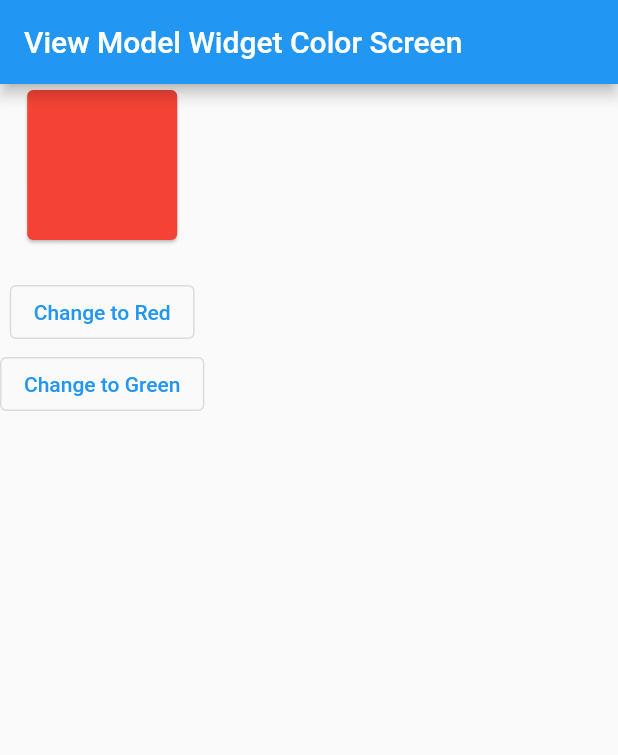
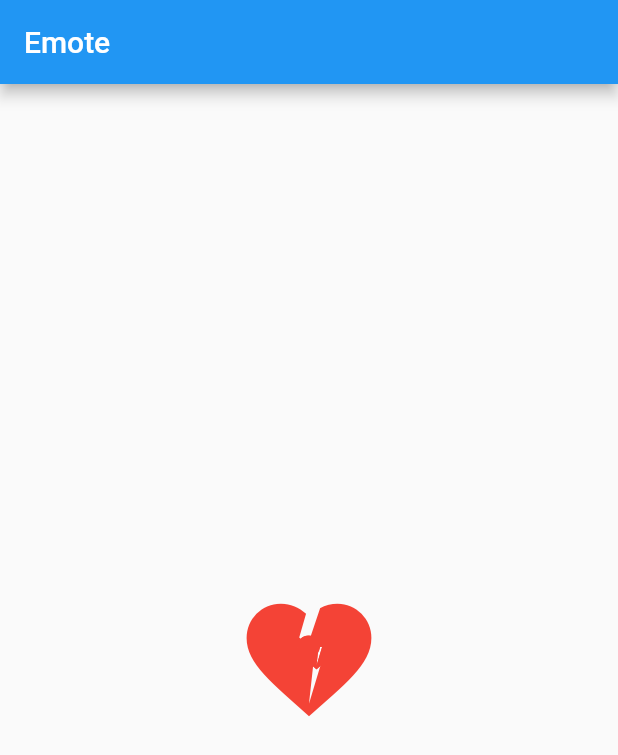
Before and after one commit to root137/state_management, a Flutter app: the screen it shows after launch, on a phone screen of 412 x 824 dp. Shown: the top 755 px of the screen. Run offline on Flutter 3.47's test engine with Material 2 defaults, Android fonts, the phone set to English and light mode, and no system bars; our stand-ins replace flutter_bloc, stacked.

Commit message:
stacked example emote flow

```diff
--- a/lib/main.dart
+++ b/lib/main.dart
@@ -1,10 +1,8 @@
 import 'package:flutter/material.dart';
 import 'package:flutter_bloc/flutter_bloc.dart';
-import 'package:stacked/stacked.dart';
 import 'package:state_management/stateManagement/bloc/blocObserver/my_bloc_observer.dart';
 import 'package:state_management/stateManagement/bloc/realBloc/color_bloc.dart';
-import 'package:state_management/stateManagement/stacked/color_view_model.dart';
-import 'package:state_management/stateManagement/stacked/color_with_view_model_widget_screen.dart';
+import 'package:state_management/stateManagement/example/emote_screen.dart';
 
 void main() {
   ///setting my bloc observer here...
@@ -29,13 +27,13 @@ class MyApp extends StatelessWidget {
         theme: ThemeData(
           primarySwatch: Colors.blue,
         ),
-        home: ViewModelBuilder<ColorViewModel>.nonReactive(
+        /*home: ViewModelBuilder<ColorViewModel>.nonReactive(
           viewModelBuilder: () => ColorViewModel(),
           builder: (context, viewModel, child) {
             return ColorWithViewModelWidgetScreen();
           },
-        ),
-        // home: ReactiveColorScreen(),
+        ),*/
+        home: EmoteScreen(),
       ),
     );
   }
--- /dev/null
+++ b/lib/stateManagement/example/emote_screen.dart
@@ -0,0 +1,77 @@
+import 'package:flutter/material.dart';
+import 'package:stacked/stacked.dart';
+import 'package:state_management/stateManagement/example/emote_view_model.dart';
+
+class EmoteScreen extends StatelessWidget {
+  const EmoteScreen({Key? key}) : super(key: key);
+
+  @override
+  Widget build(BuildContext context) {
+    return Scaffold(
+      appBar: AppBar(
+        title: Text('Emote'),
+      ),
+      body: Center(
+        child: ViewModelBuilder<EmoteViewModel>.reactive(
+          viewModelBuilder: () => EmoteViewModel(),
+          builder: (context, viewModel, child) {
+            return Stack(
+              alignment: Alignment.center,
+              children: [
+                Container(
+                  width: 300,
+                  height: 300,
+                  color: Colors.transparent,
+                ),
+                GestureDetector(
+                  onTap: () {
+                    if (viewModel.expand) {
+                      viewModel.collapseHeart();
+                    } else {
+                      viewModel.expandHeart();
+                    }
+                  },
+                  child: Icon(
+                    Icons.heart_broken,
+                    color: Colors.red,
+                    size: 100,
+                  ),
+                ),
+                AnimatedPositioned(
+                  duration: const Duration(milliseconds: 400),
+                  right: viewModel.expand ? 80 : 130,
+                  top: viewModel.expand ? 60 : 130,
+                  child: Icon(
+                    Icons.heart_broken,
+                    color: Colors.red,
+                    size: 30,
+                  ),
+                ),
+                AnimatedPositioned(
+                  duration: const Duration(milliseconds: 400),
+                  top: viewModel.expand ? 40 : 130,
+                  right: viewModel.expand ? 140 : 130,
+                  child: Icon(
+                    Icons.heart_broken,
+                    color: Colors.red,
+                    size: 30,
+                  ),
+                ),
+                AnimatedPositioned(
+                  duration: const Duration(milliseconds: 400),
+                  top: viewModel.expand ? 60 : 130,
+                  left: viewModel.expand ? 80 : 130,
+                  child: Icon(
+                    Icons.heart_broken,
+                    color: Colors.red,
+                    size: 30,
+                  ),
+                ),
+              ],
+            );
+          },
+        ),
+      ),
+    );
+  }
+}
--- /dev/null
+++ b/lib/stateManagement/example/emote_view_model.dart
@@ -0,0 +1,14 @@
+import 'package:flutter/material.dart';
+
+class EmoteViewModel extends ChangeNotifier {
+  bool expand = false;
+  void expandHeart() {
+    expand = true;
+    notifyListeners();
+  }
+
+  void collapseHeart() {
+    expand = false;
+    notifyListeners();
+  }
+}
```
